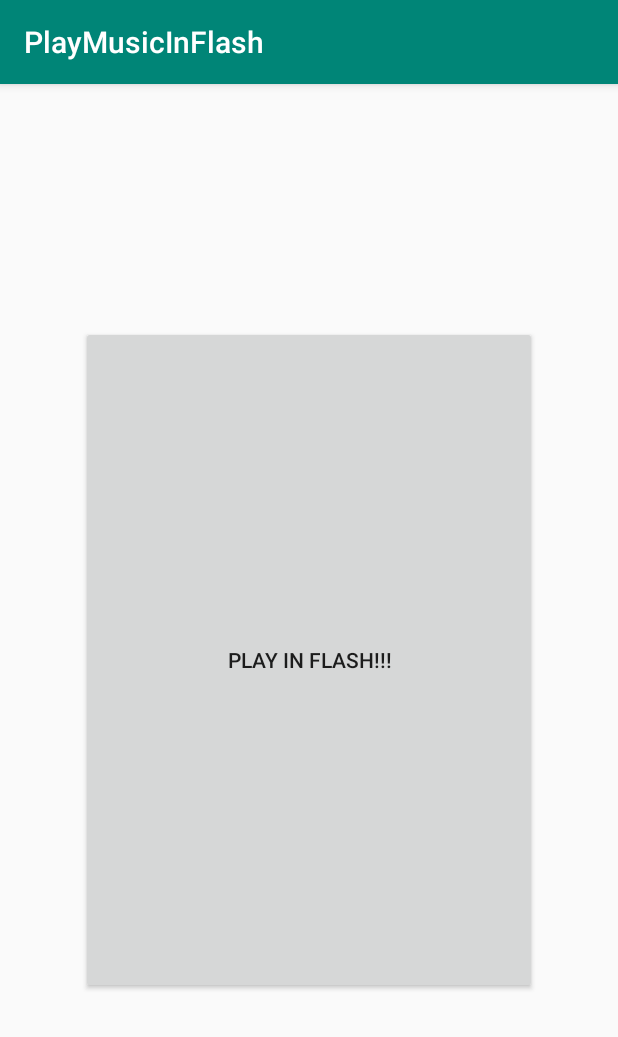
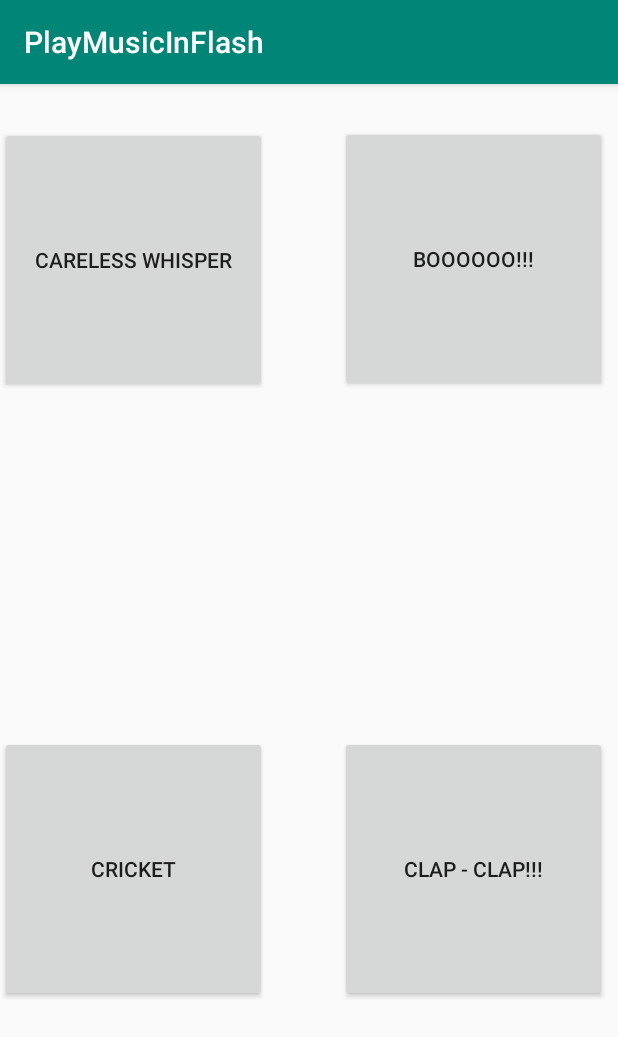
Before and after one commit to patrickszczesny/Play-In-Flash, an Android app: the screen it shows after launch (MainActivity), on a phone screen of 412 x 824 dp. Shown: the top 1037 px of the screen. Run offline under Robolectric (Android 15) with nearby library versions, the phone set to English and light mode, and no system bars.

Commit message:
Adding three more options. Three more buttons to make a boo, applause and a cricket sound. Also making a playStopClick method to not repeating the code.

```diff
--- a/app/src/main/java/learningproject/pl/playmusicinflash/MainActivity.java
+++ b/app/src/main/java/learningproject/pl/playmusicinflash/MainActivity.java
@@ -13,19 +13,34 @@ public class MainActivity extends AppCompatActivity {
         super.onCreate(savedInstanceState);
         setContentView(R.layout.activity_main);
 
-        final MediaPlayer playInFlashMediaPlayer = MediaPlayer.create(this,R.raw.wham_careless_whisper);
+        final MediaPlayer carelessWhisperMediaPlayer = MediaPlayer.create(this,R.raw.wham_careless_whisper);
+        final MediaPlayer cricketMediaPlayer = MediaPlayer.create(this,R.raw.cricket);
+        final MediaPlayer standingOvationMediaPlayer = MediaPlayer.create(this,R.raw.standing_applause);
+        final MediaPlayer howlDownMediaPlayer = MediaPlayer.create(this,R.raw.boo);
 
-        Button playInFlash =(Button) this.findViewById(R.id.playInFlash);
+        Button carelessWhisperButton =(Button) this.findViewById(R.id.careless_whisper);
+        Button cricketButton =(Button) this.findViewById(R.id.cricket);
+        Button standingOvationButton =(Button) this.findViewById(R.id.standing_ovation);
+        Button howlDownButton =(Button) this.findViewById(R.id.howl_down);
 
-        playInFlash.setOnClickListener(new View.OnClickListener() {
+
+        carelessWhisperButton.setOnClickListener(playStopClick(carelessWhisperMediaPlayer));
+        cricketButton.setOnClickListener(playStopClick(cricketMediaPlayer));
+        standingOvationButton.setOnClickListener(playStopClick(standingOvationMediaPlayer));
+        howlDownButton.setOnClickListener(playStopClick(howlDownMediaPlayer));
+    }
+
+    private View.OnClickListener playStopClick(final MediaPlayer mediaPlayer){
+       return new View.OnClickListener() {
             @Override
             public void onClick(View view) {
-                if( playInFlashMediaPlayer.isPlaying()){
-                    playInFlashMediaPlayer.pause();
-                    playInFlashMediaPlayer.seekTo(0);}
+                if( mediaPlayer.isPlaying()){
+                    mediaPlayer.pause();
+                    mediaPlayer.seekTo(0);}
                 else
-                    playInFlashMediaPlayer.start();
+                    mediaPlayer.start();
             }
-        });
+        };
+
     }
 }
--- a/app/src/main/res/layout/activity_main.xml
+++ b/app/src/main/res/layout/activity_main.xml
@@ -7,14 +7,51 @@
     tools:context=".MainActivity">
 
     <Button
-        android:id="@+id/playInFlash"
-        android:layout_width="304dp"
-        android:layout_height="445dp"
-        android:text="Play In FLASH!!!"
+        android:id="@+id/careless_whisper"
+        android:layout_width="178dp"
+        android:layout_height="177dp"
+        android:text="Careless Whisper"
         app:layout_constraintBottom_toBottomOf="parent"
         app:layout_constraintEnd_toEndOf="parent"
-        app:layout_constraintHorizontal_bias="0.5"
+        app:layout_constraintHorizontal_bias="0.0"
         app:layout_constraintStart_toStartOf="parent"
-        app:layout_constraintTop_toTopOf="parent" />
+        app:layout_constraintTop_toTopOf="parent"
+        app:layout_constraintVertical_bias="0.048" />
+
+    <Button
+        android:id="@+id/cricket"
+        android:layout_width="178dp"
+        android:layout_height="177dp"
+        android:text="Cricket"
+        app:layout_constraintBottom_toBottomOf="parent"
+        app:layout_constraintEnd_toEndOf="parent"
+        app:layout_constraintHorizontal_bias="0.0"
+        app:layout_constraintStart_toStartOf="parent"
+        app:layout_constraintTop_toTopOf="parent"
+        app:layout_constraintVertical_bias="0.736" />
+
+    <Button
+        android:id="@+id/standing_ovation"
+        android:layout_width="178dp"
+        android:layout_height="177dp"
+        android:text="CLAP - CLAP!!!"
+        app:layout_constraintBottom_toBottomOf="parent"
+        app:layout_constraintEnd_toEndOf="parent"
+        app:layout_constraintHorizontal_bias="0.97"
+        app:layout_constraintStart_toStartOf="parent"
+        app:layout_constraintTop_toTopOf="parent"
+        app:layout_constraintVertical_bias="0.736" />
+
+    <Button
+        android:id="@+id/howl_down"
+        android:layout_width="178dp"
+        android:layout_height="177dp"
+        android:text="BOOOOOO!!!"
+        app:layout_constraintBottom_toBottomOf="parent"
+        app:layout_constraintEnd_toEndOf="parent"
+        app:layout_constraintHorizontal_bias="0.97"
+        app:layout_constraintStart_toStartOf="parent"
+        app:layout_constraintTop_toTopOf="parent"
+        app:layout_constraintVertical_bias="0.047" />
 
 </android.support.constraint.ConstraintLayout>
```
Also changed, not shown: 3 other files.
